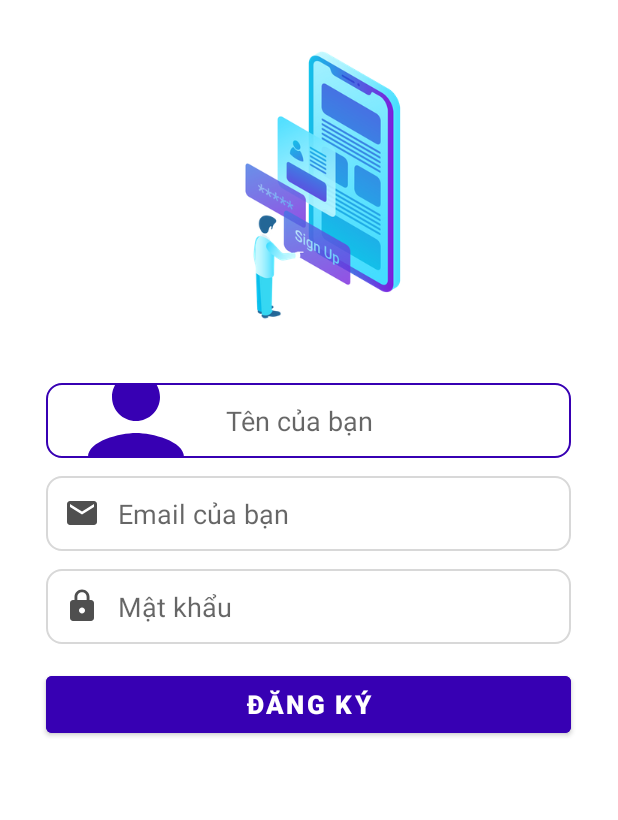
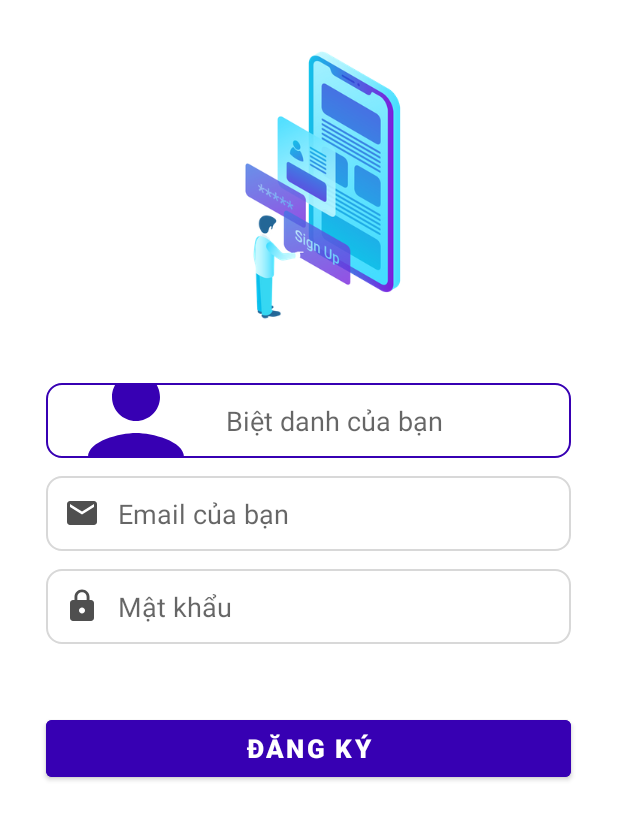
Before and after one commit to hphudev/ToDoApp, an Android app: the screen it shows after launch (RegisterActivity), after a tap on "Tạo tài khoản mới", on a phone screen of 412 x 824 dp. Shown: the top 820 px of the screen. Run offline under Robolectric (Android 15) with nearby library versions, the phone set to English and light mode, and no system bars; our stand-ins replace Firebase (no records; nobody signed in at launch, a user with empty details on screens opened directly), data binding; 11 statements that could not run were skipped.

Commit message:
Cập nhật standard login with Auth

```diff
--- a/app/src/main/java/com/example/todo/view/LoginActivity.java
+++ b/app/src/main/java/com/example/todo/view/LoginActivity.java
@@ -5,6 +5,7 @@ import androidx.annotation.Nullable;
 import androidx.appcompat.app.AppCompatActivity;
 import androidx.databinding.DataBindingUtil;
 
+import android.app.ProgressDialog;
 import android.content.Intent;
 import android.content.IntentSender;
 import android.os.Bundle;
@@ -37,10 +38,13 @@ import com.google.firebase.auth.FirebaseAuth;
 import com.google.firebase.auth.FirebaseUser;
 import com.google.firebase.auth.GoogleAuthProvider;
 
+import com.example.todo.model.library.*;
 
 public class LoginActivity extends AppCompatActivity {
 
     private TextView openRegisterActivity;
+    private LoginViewModel loginViewModel;
+    private ActivityLoginBinding activityLoginBinding;
     public static GoogleSignInClient googleSignInClient;
     public static FirebaseAuth mAuth;
     public static String TAG_GOOGLE = "GOOGLE_SIGN_IN_TAG";
@@ -52,16 +56,16 @@ public class LoginActivity extends AppCompatActivity {
         super.onCreate(savedInstanceState);
         setContentView(R.layout.activity_login);
         getSupportActionBar().hide();
-        ActivityLoginBinding activityLoginBinding = DataBindingUtil.setContentView(this, R.layout.activity_login);
-        LoginViewModel loginViewModel = new LoginViewModel(this);
+        activityLoginBinding = DataBindingUtil.setContentView(this, R.layout.activity_login);
+        loginViewModel = new LoginViewModel(this);
         activityLoginBinding.setLoginViewModel(loginViewModel);
         init();
-       init_google();
+        init_google();
     }
 
     private void init_google() {
         GoogleSignInOptions googleSignInOptions = new GoogleSignInOptions.Builder(GoogleSignInOptions.DEFAULT_SIGN_IN)
-                .requestIdToken(getString(R.string.default_web_client_id))
+                .requestIdToken(getString(R.string.client_web_id))
                 .requestEmail()
                 .build();
         googleSignInClient = GoogleSignIn.getClient(this, googleSignInOptions);
@@ -82,7 +86,19 @@ public class LoginActivity extends AppCompatActivity {
 
     @Override
     protected void onStart() {
+
         super.onStart();
+        FirebaseUser firebaseUser = mAuth.getCurrentUser();
+        if (firebaseUser != null)
+        {
+            loginViewModel.onClickGoogleSignIn();
+        }
+    }
+
+    @Override
+    protected void onStop() {
+        super.onStop();
+        CustomProgressDialog.dismiss();
     }
 
     @Override
@@ -99,6 +115,7 @@ public class LoginActivity extends AppCompatActivity {
             catch (Exception e)
             {
                 Log.d(TAG_GOOGLE, "onActivityResut: " + e.getMessage());
+                CustomProgressDialog.dismiss();
             }
         }
     }
@@ -116,12 +133,14 @@ public class LoginActivity extends AppCompatActivity {
                         String userEmail = firebaseUser.getEmail();
                         Intent intent = new Intent(getBaseContext(), MainActivity.class);
                         startActivity(intent);
+                        finish();
                     }
                 })
                 .addOnFailureListener(new OnFailureListener() {
                     @Override
                     public void onFailure(@NonNull Exception e) {
                         Log.d(TAG_GOOGLE, "onSuccess: Logged failed");
+                        CustomProgressDialog.dismiss();
                     }
                 });
     }
--- a/app/src/main/java/com/example/todo/view/RegisterActivity.java
+++ b/app/src/main/java/com/example/todo/view/RegisterActivity.java
@@ -1,17 +1,25 @@
 package com.example.todo.view;
 
 import androidx.appcompat.app.AppCompatActivity;
+import androidx.databinding.DataBindingUtil;
 
 import android.os.Bundle;
 
 import com.example.todo.R;
+import com.example.todo.databinding.ActivityRegisterBinding;
+import com.example.todo.viewmodel.RegisterViewModel;
 
 public class RegisterActivity extends AppCompatActivity {
 
+    private RegisterViewModel registerViewModel;
+    private ActivityRegisterBinding activityRegisterBinding;
     @Override
     protected void onCreate(Bundle savedInstanceState) {
         super.onCreate(savedInstanceState);
         setContentView(R.layout.activity_register);
         getSupportActionBar().hide();
+        activityRegisterBinding = DataBindingUtil.setContentView(this, R.layout.activity_register);
+        registerViewModel = new RegisterViewModel(this);
+        activityRegisterBinding.setRegisterViewModel(registerViewModel);
     }
 }
--- a/app/src/main/java/com/example/todo/viewmodel/LoginViewModel.java
+++ b/app/src/main/java/com/example/todo/viewmodel/LoginViewModel.java
@@ -5,6 +5,7 @@ import static com.example.todo.view.LoginActivity.TAG_GOOGLE;
 import static com.example.todo.view.LoginActivity.googleSignInClient;
 
 import android.app.Activity;
+import android.app.ProgressDialog;
 import android.content.Context;
 import android.content.Intent;
 import android.content.IntentSender;
@@ -19,6 +20,7 @@ import androidx.databinding.ObservableField;
 import com.example.todo.BR;
 import com.example.todo.R;
 import com.example.todo.model.data.UserModel;
+import com.example.todo.model.library.CustomProgressDialog;
 import com.example.todo.view.LoginActivity;
 import com.example.todo.view.MainActivity;
 import com.google.android.gms.auth.api.identity.BeginSignInRequest;
@@ -63,7 +65,7 @@ public class LoginViewModel extends BaseObservable {
 
     public void onClickLogin()
     {
-        UserModel user = new UserModel(getEmail(), getPassword());
+        UserModel user = new UserModel(null, getEmail(), getPassword());
         isShowMessage.set(true);
         if (user.isValidEmail() && user.isValidPassword())
         {
@@ -81,6 +83,8 @@ public class LoginViewModel extends BaseObservable {
 
     public void onClickGoogleSignIn() {
         Log.d(TAG_GOOGLE, "begin Sign in");
+        CustomProgressDialog progressDialog = new CustomProgressDialog(activity, ProgressDialog.STYLE_SPINNER, "Đang tiến hành đăng nhập...");
+        progressDialog.show();
         Intent intent = googleSignInClient.getSignInIntent();
         activity.startActivityForResult(intent, RC_SIGN_IN);
     }
--- /dev/null
+++ b/app/src/main/java/com/example/todo/viewmodel/RegisterViewModel.java
@@ -0,0 +1,93 @@
+package com.example.todo.viewmodel;
+
+import android.app.Activity;
+import android.app.ProgressDialog;
+
+import androidx.annotation.NonNull;
+import androidx.databinding.BaseObservable;
+import androidx.databinding.Bindable;
+import androidx.databinding.ObservableField;
+
+import com.example.todo.BR;
+import com.example.todo.model.data.UserModel;
+import com.example.todo.model.library.CustomProgressDialog;
+import com.google.android.gms.tasks.OnCompleteListener;
+import com.google.android.gms.tasks.Task;
+import com.google.firebase.auth.AuthResult;
+import com.google.firebase.auth.FirebaseAuth;
+
+public class RegisterViewModel extends BaseObservable {
+    private String nickname;
+    private String email;
+    private String password;
+    private Activity activity;
+    public ObservableField<String> messageRegister = new ObservableField<>();
+    public ObservableField <Boolean> isShowMessage = new ObservableField<>();
+    public ObservableField <Boolean> isSuccess = new ObservableField<>();
+
+    public RegisterViewModel(Activity activity) {
+        this.activity = activity;
+    }
+
+    @Bindable
+    public String getNickname() {
+        return nickname;
+    }
+
+    public void setNickname(String nickname) {
+        this.nickname = nickname;
+        notifyPropertyChanged(BR.nickname);
+    }
+
+    @Bindable
+    public String getEmail() {
+        return email;
+    }
+
+    public void setEmail(String email) {
+        this.email = email;
+        notifyPropertyChanged(BR.email);
+    }
+
+    @Bindable
+    public String getPassword() {
+        return password;
+    }
+
+    public void setPassword(String password) {
+        this.password = password;
+        notifyPropertyChanged(BR.password);
+    }
+
+    public void onClickRegister()
+    {
+        UserModel userModel = new UserModel(getNickname(), getEmail(), getPassword());
+        isShowMessage.set(true);
+        if (userModel.isValidNickname() && userModel.isValidEmail() && userModel.isValidPassword())
+        {
+            messageRegister.set("Đang đăng ký...");
+            isSuccess.set(true);
+            new CustomProgressDialog(this.activity, ProgressDialog.STYLE_SPINNER, "Hệ thống đang đăng ký cho bạn...").show();
+            FirebaseAuth mAuth = FirebaseAuth.getInstance();
+            mAuth.createUserWithEmailAndPassword(email, password).addOnCompleteListener(new OnCompleteListener<AuthResult>() {
+                @Override
+                public void onComplete(@NonNull Task<AuthResult> task) {
+                    CustomProgressDialog.dismiss();
+                    if (task.isSuccessful()){
+                        messageRegister.set("Tài khoản đã được đăng ký thành công");
+                    }
+                    else
+                    {
+                        messageRegister.set("Hệ thống gặp sự cố không thể đăng ký");
+                    }
+                }
+            });
+        }
+        else
+        {
+            messageRegister.set("Thông tin đăng ký chưa hợp lệ");
+            isSuccess.set(false);
+        }
+    }
+
+}
--- a/app/src/main/res/layout/activity_login.xml
+++ b/app/src/main/res/layout/activity_login.xml
@@ -41,6 +41,7 @@
                     android:paddingEnd="12dp"
                     android:textSize="18sp"
                     android:text="@={LoginViewModel.password}"
+                    android:inputType="textPassword"
                     android:drawableStart="@drawable/custom_lock_icon"
                     android:drawablePadding="12dp"
                     android:background="@drawable/custom_input"
@@ -52,7 +53,8 @@
                     android:textAlignment="center"
                     android:text="@{LoginViewModel.messageLogin}"
                     android:textSize="18sp"
-                    android:textColor="@{LoginViewModel.isSuccess ? @color/green : @color/red}"/>
+                    android:textColor="@{LoginViewModel.isSuccess ? @color/green : @color/red}"
+                    android:layout_marginTop="10dp"/>
                 <Button
                     android:id="@+id/btn_login"
                     android:layout_width="370dp"
--- a/app/src/main/res/layout/activity_register.xml
+++ b/app/src/main/res/layout/activity_register.xml
@@ -1,14 +1,20 @@
 <?xml version="1.0" encoding="utf-8"?>
-<LinearLayout xmlns:android="http://schemas.android.com/apk/res/android"
+<layout xmlns:android="http://schemas.android.com/apk/res/android"
     xmlns:app="http://schemas.android.com/apk/res-auto"
     xmlns:tools="http://schemas.android.com/tools"
+    tools:context=".view.RegisterActivity">
+    <data>
+        <import type="android.view.View"/>
+        <variable
+            name="RegisterViewModel"
+            type="com.example.todo.viewmodel.RegisterViewModel" />
+    </data>
+    <LinearLayout
         android:layout_width="match_parent"
         android:layout_height="match_parent"
         android:orientation="vertical"
         android:layout_margin="10dp"
-    android:gravity="center_horizontal"
-    tools:context=".view.RegisterActivity">
-
+        android:gravity="center_horizontal">
         <ImageView
             android:layout_width="match_parent"
             android:layout_height="wrap_content"
@@ -20,10 +26,11 @@
             android:paddingStart="12dp"
             android:paddingEnd="12dp"
             android:textSize="18sp"
+            android:text="@={RegisterViewModel.nickname}"
             android:drawableStart="@drawable/custom_person_icon"
             android:drawablePadding="12dp"
             android:background="@drawable/custom_input"
-        android:hint="Tên của bạn"
+            android:hint="Biệt danh của bạn"
             android:layout_marginBottom="12dp"/>
         <EditText
             android:layout_width="350dp"
@@ -31,6 +38,7 @@
             android:paddingStart="12dp"
             android:paddingEnd="12dp"
             android:textSize="18sp"
+            android:text="@={RegisterViewModel.email}"
             android:drawableStart="@drawable/custom_email_icon"
             android:drawablePadding="12dp"
             android:background="@drawable/custom_input"
@@ -42,10 +50,21 @@
             android:paddingStart="12dp"
             android:paddingEnd="12dp"
             android:textSize="18sp"
+            android:text="@={RegisterViewModel.password}"
+            android:inputType="textPassword"
             android:drawableStart="@drawable/custom_lock_icon"
             android:drawablePadding="12dp"
             android:background="@drawable/custom_input"
             android:hint="Mật khẩu"/>
+        <TextView
+            android:layout_width="370dp"
+            android:layout_height="wrap_content"
+            android:visibility="@{RegisterViewModel.isShowMessage ? View.VISIBLE : View.GONE}"
+            android:textAlignment="center"
+            android:text="@{RegisterViewModel.messageRegister}"
+            android:textSize="18sp"
+            android:textColor="@{RegisterViewModel.isSuccess ? @color/green : @color/red}"
+            android:layout_marginTop="10dp"/>
         <Button
             android:layout_width="350dp"
             android:layout_height="50dp"
@@ -54,5 +73,7 @@
             android:textStyle="bold"
             android:textAllCaps="true"
             android:backgroundTint="@color/purple_700"
-        android:layout_marginTop="15dp"/>
+            android:layout_marginTop="10dp"
+            android:onClick="@{() -> RegisterViewModel.onClickRegister()}"/>
     </LinearLayout>
+</layout>
--- a/app/src/main/res/values/strings.xml
+++ b/app/src/main/res/values/strings.xml
@@ -1,4 +1,5 @@
 <resources>
     <string name="app_name">VnDo</string>
     <string name="nameApp">Quản lý công việc</string>
+    <string name="client_web_id">541301564999-po7v303o1vcpfmggstbg9sq5jflvk89i.apps.googleusercontent.com</string>
 </resources>
```
Also changed, not shown: app/src/main/java/com/example/todo/model/data/UserModel.java (+8 -1 lines), app/src/main/java/com/example/todo/model/library/CustomProgressDialog.java (added, +41 -0 lines). Lines whose indentation alone changed are shown as unchanged.
